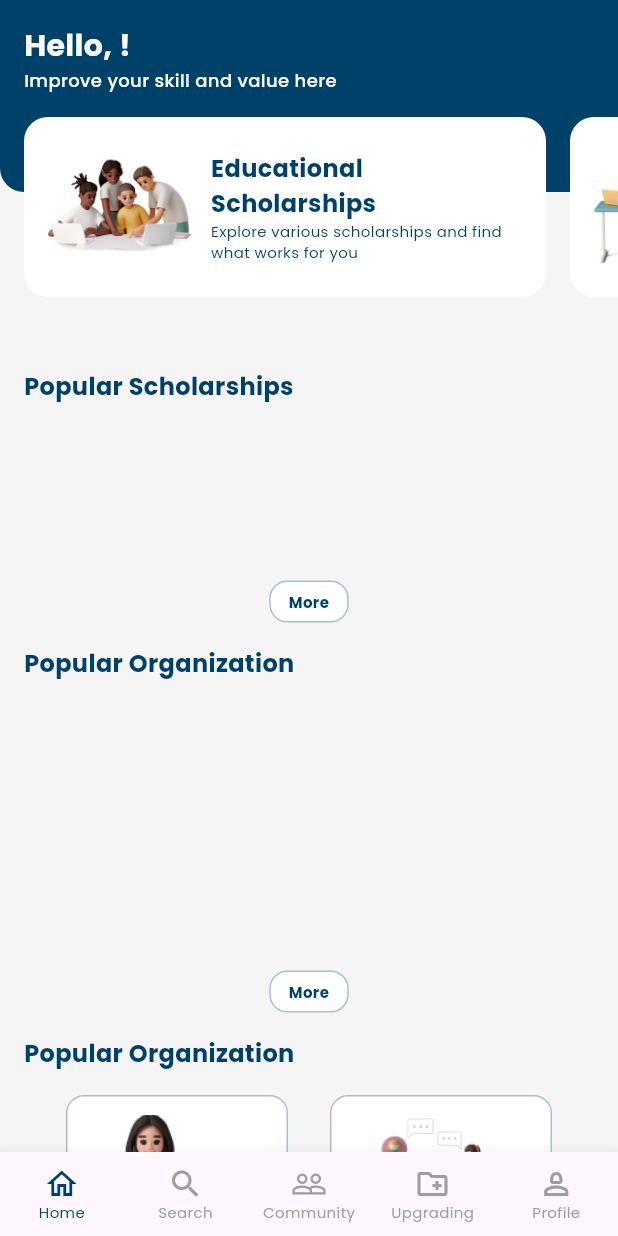
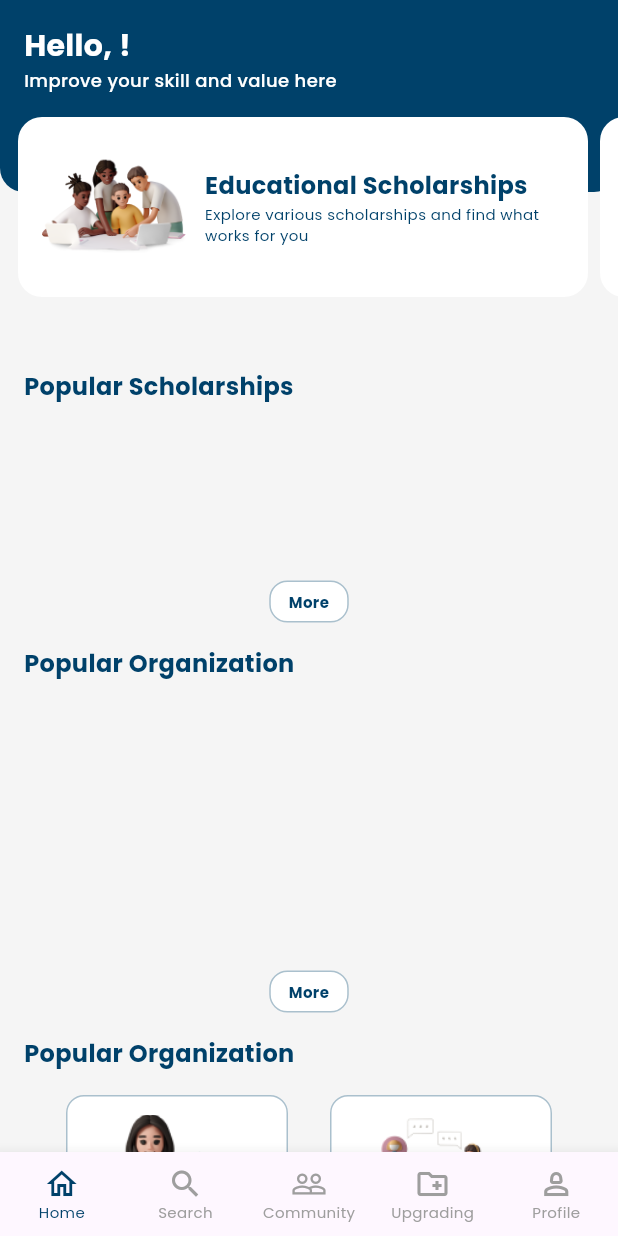
Before and after one commit to ahargunyllib/upgrading, a Flutter app: the HomePage screen opened by its route, on a phone screen of 412 x 824 dp. Run offline on Flutter 3.47's test engine with Material 3 defaults, Android fonts, the phone set to English and light mode, and no system bars; our stand-ins replace cloud_firestore, firebase_auth, firebase_core, firebase_storage, google_fonts, google_sign_in and 2 more; accounts and stored records are empty.

Commit message:
style: fix padding

```diff
--- a/lib/views/home/home_page.dart
+++ b/lib/views/home/home_page.dart
@@ -131,14 +131,17 @@ class HomePage extends StatelessWidget {
                         color: theme.primaryColor,
                       ),
                     ),
-                    SizedBox(
+                    Padding(
+                      padding: const EdgeInsets.only(left: 8),
+                      child: SizedBox(
                         height: 120,
                         child: ListView.builder(
                             itemCount: freeFeatures.length,
                             scrollDirection: Axis.horizontal,
                             itemBuilder: (context, index) {
                               return Padding(
-                              padding: const EdgeInsets.only(left: 16),
+                                padding:
+                                    const EdgeInsets.symmetric(horizontal: 4),
                                 child: InkWell(
                                     onTap: () {
                                       Navigator.pushNamed(context,
@@ -152,6 +155,7 @@ class HomePage extends StatelessWidget {
                                             ['subtitle']!)),
                               );
                             }),
+                      ),
                     ),
                   ],
                 ),
@@ -173,7 +177,9 @@ class HomePage extends StatelessWidget {
                   ),
                 ),
                 const SizedBox(height: 16),
-                SizedBox(
+                Padding(
+                  padding: const EdgeInsets.symmetric(horizontal: 8),
+                  child: SizedBox(
                     height: 90,
                     child: FutureBuilder<QuerySnapshot<Object?>>(
                         future: ScholarshipsService().getScholarships(),
@@ -191,7 +197,7 @@ class HomePage extends StatelessWidget {
                                 scrollDirection: Axis.horizontal,
                                 itemBuilder: (context, index) {
                                   return Padding(
-                                  padding: const EdgeInsets.only(left: 16),
+                                    padding: const EdgeInsets.only(left: 4),
                                     child: InkWell(
                                         onTap: () {
                                           Navigator.pushNamed(context,
@@ -201,8 +207,8 @@ class HomePage extends StatelessWidget {
                                         child: CustomItem(
                                             imageUrl: beasiswas[index].logoUrl,
                                             title: beasiswas[index].nama,
-                                          subtitle:
-                                              beasiswas[index].penyelenggara)),
+                                            subtitle: beasiswas[index]
+                                                .penyelenggara)),
                                   );
                                 });
                           } else {
@@ -211,6 +217,7 @@ class HomePage extends StatelessWidget {
                             );
                           }
                         }),
+                  ),
                 ),
                 const SizedBox(height: 12),
                 InkWell(
--- a/lib/widgets/custom_card.dart
+++ b/lib/widgets/custom_card.dart
@@ -15,7 +15,7 @@ class CustomCard extends StatelessWidget {
   Widget build(BuildContext context) {
     final theme = Theme.of(context);
     return Container(
-      width: MediaQuery.of(context).size.width - 32 - 32,
+      width: MediaQuery.of(context).size.width - 32,
       decoration: ShapeDecoration(
         color: Colors.white,
         shape: RoundedRectangleBorder(
--- a/lib/widgets/custom_item.dart
+++ b/lib/widgets/custom_item.dart
@@ -15,7 +15,7 @@ class CustomItem extends StatelessWidget {
   Widget build(BuildContext context) {
     final theme = Theme.of(context);
     return Container(
-      width: 311,
+      width: MediaQuery.of(context).size.width - 32,
       decoration: ShapeDecoration(
         color: Colors.white,
         shape: RoundedRectangleBorder(
```
Lines whose indentation alone changed are shown as unchanged.
